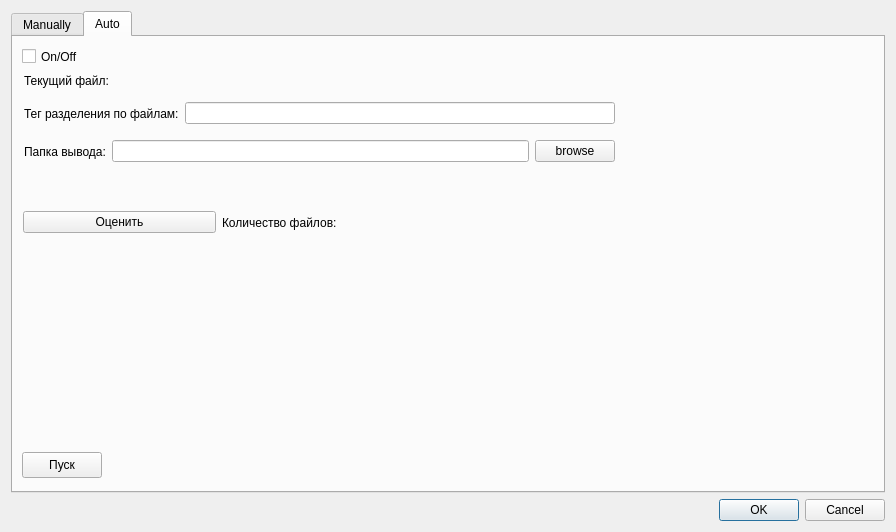
Before: the Qt Designer form src/advance/splitFile/splitfile.ui in axsapronov/bQella, drawn with Qt 5.
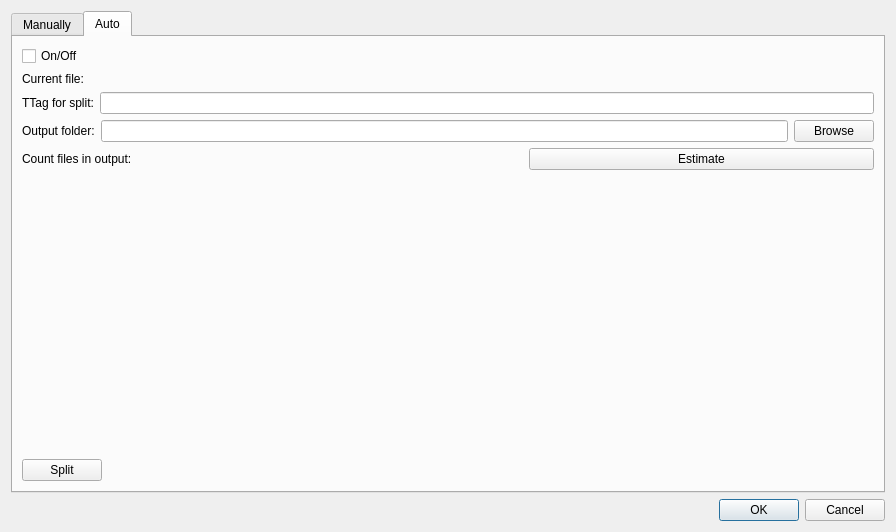
After: the same form once the commit is applied. The open tabs and pages were chosen to show the change.

The edit to the form file:
```diff
--- a/src/advance/splitFile/splitfile.ui
+++ b/src/advance/splitFile/splitfile.ui
@@ -145,112 +145,26 @@
       <attribute name="title">
        <string>Auto</string>
       </attribute>
-      <widget class="QPushButton" name="pBAutoRun">
-       <property name="geometry">
-        <rect>
-         <x>9</x>
-         <y>415</y>
-         <width>80</width>
-         <height>26</height>
-        </rect>
-       </property>
-       <property name="text">
-        <string>Пуск</string>
-       </property>
-      </widget>
+      <layout class="QGridLayout" name="gridLayout_3">
+       <item row="0" column="0">
       <widget class="QCheckBox" name="cBAutoOn">
-       <property name="geometry">
-        <rect>
-         <x>9</x>
-         <y>9</y>
-         <width>63</width>
-         <height>21</height>
-        </rect>
-       </property>
        <property name="text">
         <string>On/Off</string>
        </property>
       </widget>
-      <widget class="QWidget" name="">
-       <property name="geometry">
-        <rect>
-         <x>10</x>
-         <y>170</y>
-         <width>591</width>
-         <height>31</height>
-        </rect>
-       </property>
-       <layout class="QHBoxLayout" name="horizontalLayout_7">
-        <item>
-         <widget class="QPushButton" name="pBAutoEstimate">
-          <property name="text">
-           <string>Оценить</string>
-          </property>
-         </widget>
-        </item>
-        <item>
-         <widget class="QLabel" name="label_8">
-          <property name="text">
-           <string>Количество файлов:</string>
-          </property>
-         </widget>
-        </item>
-        <item>
-         <widget class="QLabel" name="LAValueFiles">
-          <property name="text">
-           <string/>
-          </property>
-         </widget>
-        </item>
-       </layout>
-      </widget>
-      <widget class="QWidget" name="">
-       <property name="geometry">
-        <rect>
-         <x>11</x>
-         <y>94</y>
-         <width>591</width>
-         <height>41</height>
-        </rect>
-       </property>
-       <layout class="QHBoxLayout" name="horizontalLayout_6">
-        <item>
-         <widget class="QLabel" name="label_7">
-          <property name="text">
-           <string>Папка вывода:</string>
-          </property>
-         </widget>
-        </item>
-        <item>
-         <widget class="QLineEdit" name="LEDirOutput">
-          <property name="text">
-           <string/>
-          </property>
-         </widget>
-        </item>
-        <item>
-         <widget class="QPushButton" name="pBAutoBrowse">
-          <property name="text">
-           <string>browse</string>
-          </property>
-         </widget>
-        </item>
-       </layout>
-      </widget>
-      <widget class="QWidget" name="">
-       <property name="geometry">
-        <rect>
-         <x>11</x>
-         <y>33</y>
-         <width>591</width>
-         <height>21</height>
-        </rect>
-       </property>
+       </item>
+       <item row="1" column="0" colspan="3">
        <layout class="QHBoxLayout" name="horizontalLayout_4">
         <item>
          <widget class="QLabel" name="label_5">
+           <property name="maximumSize">
+            <size>
+             <width>150</width>
+             <height>16777215</height>
+            </size>
+           </property>
           <property name="text">
-           <string>Текущий файл:</string>
+            <string>Current file:</string>
           </property>
          </widget>
         </item>
@@ -262,21 +176,13 @@
          </widget>
         </item>
        </layout>
-      </widget>
-      <widget class="QWidget" name="">
-       <property name="geometry">
-        <rect>
-         <x>11</x>
-         <y>61</y>
-         <width>591</width>
-         <height>31</height>
-        </rect>
-       </property>
+       </item>
+       <item row="2" column="0" colspan="3">
        <layout class="QHBoxLayout" name="horizontalLayout_5">
         <item>
          <widget class="QLabel" name="label_6">
           <property name="text">
-           <string>Тег разделения по файлам:</string>
+            <string>TTag for split:</string>
           </property>
          </widget>
         </item>
@@ -284,7 +190,101 @@
          <widget class="QLineEdit" name="LETagSplit"/>
         </item>
        </layout>
-      </widget>
+       </item>
+       <item row="3" column="0" colspan="3">
+        <layout class="QHBoxLayout" name="horizontalLayout_6">
+         <item>
+          <widget class="QLabel" name="label_7">
+           <property name="text">
+            <string>Output folder:</string>
+           </property>
+          </widget>
+         </item>
+         <item>
+          <widget class="QLineEdit" name="LEDirOutput">
+           <property name="text">
+            <string/>
+           </property>
+          </widget>
+         </item>
+         <item>
+          <widget class="QPushButton" name="pBAutoBrowse">
+           <property name="text">
+            <string>Browse</string>
+           </property>
+          </widget>
+         </item>
+        </layout>
+       </item>
+       <item row="4" column="0" colspan="3">
+        <layout class="QHBoxLayout" name="horizontalLayout_3">
+         <item>
+          <layout class="QHBoxLayout" name="horizontalLayout_7">
+           <item>
+            <widget class="QLabel" name="label_8">
+             <property name="maximumSize">
+              <size>
+               <width>150</width>
+               <height>16777215</height>
+              </size>
+             </property>
+             <property name="text">
+              <string>Count files in output:</string>
+             </property>
+            </widget>
+           </item>
+           <item>
+            <widget class="QLabel" name="LAValueFiles">
+             <property name="text">
+              <string/>
+             </property>
+            </widget>
+           </item>
+           <item>
+            <widget class="QPushButton" name="pBAutoEstimate">
+             <property name="text">
+              <string>Estimate</string>
+             </property>
+            </widget>
+           </item>
+          </layout>
+         </item>
+        </layout>
+       </item>
+       <item row="5" column="0">
+        <spacer name="verticalSpacer">
+         <property name="orientation">
+          <enum>Qt::Vertical</enum>
+         </property>
+         <property name="sizeHint" stdset="0">
+          <size>
+           <width>77</width>
+           <height>244</height>
+          </size>
+         </property>
+        </spacer>
+       </item>
+       <item row="6" column="2">
+        <spacer name="horizontalSpacer_4">
+         <property name="orientation">
+          <enum>Qt::Horizontal</enum>
+         </property>
+         <property name="sizeHint" stdset="0">
+          <size>
+           <width>761</width>
+           <height>23</height>
+          </size>
+         </property>
+        </spacer>
+       </item>
+       <item row="6" column="0">
+        <widget class="QPushButton" name="pBAutoRun">
+         <property name="text">
+          <string>Split</string>
+         </property>
+        </widget>
+       </item>
+      </layout>
      </widget>
     </widget>
    </item>
```
Left out of the diff: 13 changed lines with no effect on the pictures. Lines whose indentation alone changed are shown as unchanged.
